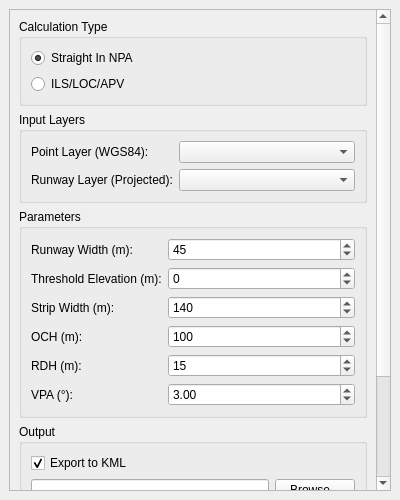
Old version of the form Q_Pansopy/qpansopy_vss_dockwidget.ui in the repository FLYGHT7/qpansopy.
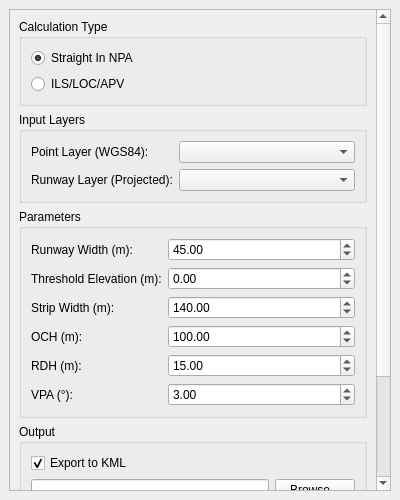
New version of the form. Custom widgets are drawn as their Qt base class.

Commit message: Refactor QPANSOPY Plugin: Simplify code structure, remove unused algorithms, and enhance dock widget functionality

Patch:
```diff
--- a/Q_Pansopy/qpansopy_vss_dockwidget.ui
+++ b/Q_Pansopy/qpansopy_vss_dockwidget.ui
@@ -16,6 +16,12 @@
     <height>300</height>
    </size>
   </property>
+  <property name="maximumSize">
+   <size>
+    <width>16777215</width>
+    <height>600</height>
+   </size>
+  </property>
   <property name="windowTitle">
    <string>QPANSOPY VSS</string>
   </property>
@@ -105,15 +111,15 @@
             </widget>
            </item>
            <item row="0" column="1">
-            <widget class="QSpinBox" name="rwyWidthSpinBox">
+            <widget class="QDoubleSpinBox" name="rwyWidthSpinBox">
              <property name="minimum">
-              <number>10</number>
+              <double>10.000000000000000</double>
              </property>
              <property name="maximum">
-              <number>100</number>
+              <double>100.000000000000000</double>
              </property>
              <property name="value">
-              <number>45</number>
+              <double>45.000000000000000</double>
              </property>
             </widget>
            </item>
@@ -125,15 +131,15 @@
             </widget>
            </item>
            <item row="1" column="1">
-            <widget class="QSpinBox" name="thrElevSpinBox">
+            <widget class="QDoubleSpinBox" name="thrElevSpinBox">
              <property name="minimum">
-              <number>-100</number>
+              <double>-100.000000000000000</double>
              </property>
              <property name="maximum">
-              <number>5000</number>
+              <double>5000.000000000000000</double>
              </property>
              <property name="value">
-              <number>0</number>
+              <double>0.000000000000000</double>
              </property>
             </widget>
            </item>
@@ -145,15 +151,15 @@
             </widget>
            </item>
            <item row="2" column="1">
-            <widget class="QSpinBox" name="stripWidthSpinBox">
+            <widget class="QDoubleSpinBox" name="stripWidthSpinBox">
              <property name="minimum">
-              <number>50</number>
+              <double>50.000000000000000</double>
              </property>
              <property name="maximum">
-              <number>300</number>
+              <double>300.000000000000000</double>
              </property>
              <property name="value">
-              <number>140</number>
+              <double>140.000000000000000</double>
              </property>
             </widget>
            </item>
@@ -165,15 +171,15 @@
             </widget>
            </item>
            <item row="3" column="1">
-            <widget class="QSpinBox" name="ochSpinBox">
+            <widget class="QDoubleSpinBox" name="ochSpinBox">
              <property name="minimum">
-              <number>1</number>
+              <double>1.000000000000000</double>
              </property>
              <property name="maximum">
-              <number>1000</number>
+              <double>1000.000000000000000</double>
              </property>
              <property name="value">
-              <number>100</number>
+              <double>100.000000000000000</double>
              </property>
             </widget>
            </item>
@@ -185,15 +191,15 @@
             </widget>
            </item>
            <item row="4" column="1">
-            <widget class="QSpinBox" name="rdhSpinBox">
+            <widget class="QDoubleSpinBox" name="rdhSpinBox">
              <property name="minimum">
-              <number>1</number>
+              <double>1.000000000000000</double>
              </property>
              <property name="maximum">
-              <number>100</number>
+              <double>100.000000000000000</double>
              </property>
              <property name="value">
-              <number>15</number>
+              <double>15.000000000000000</double>
              </property>
             </widget>
            </item>
```
The commit also changes 11 other files.
